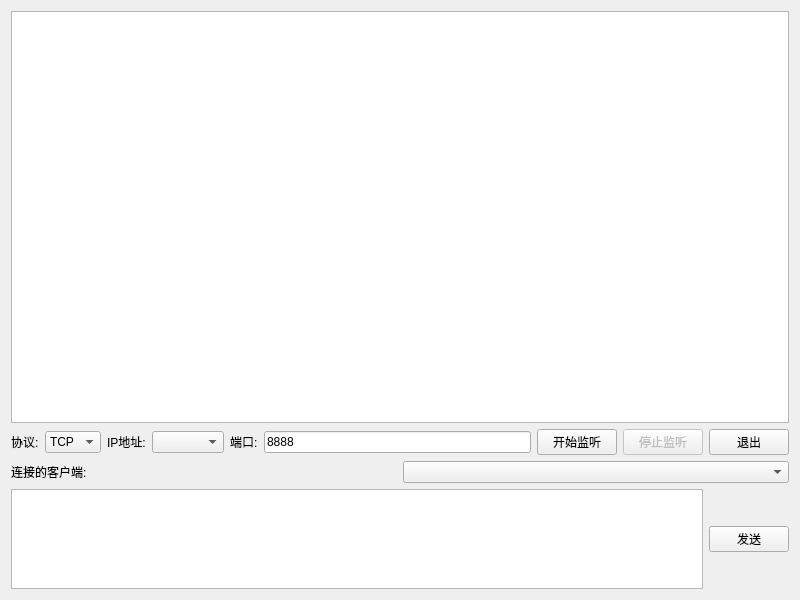
xiaoheizi112/TCP-Network-Debugging-Assistant, file TcpServer/widget.ui: the form before one commit.
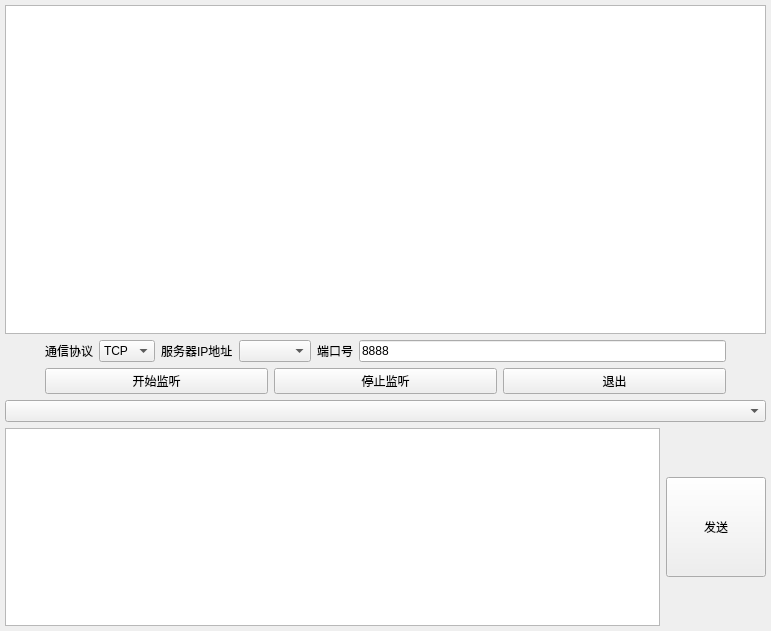
The form after the commit. Icons and pictures are not drawn. Custom widgets are drawn as their Qt base class.

The edit to the form file:
```diff
--- a/TcpServer/widget.ui
+++ b/TcpServer/widget.ui
@@ -6,32 +6,72 @@
    <rect>
     <x>0</x>
     <y>0</y>
-    <width>800</width>
-    <height>600</height>
+    <width>771</width>
+    <height>631</height>
    </rect>
   </property>
   <property name="windowTitle">
-   <string>TCP服务器调试助手</string>
+   <string>网络调试助手服务端-学渣出品</string>
   </property>
-  <layout class="QVBoxLayout" name="verticalLayout">
+  <property name="windowIcon">
+   <iconset resource="src.qrc">
+    <normaloff>:/img/server.png</normaloff>:/img/server.png</iconset>
+  </property>
+  <property name="toolTipDuration">
+   <number>-3</number>
+  </property>
+  <widget class="QWidget" name="layoutWidget">
+   <property name="geometry">
+    <rect>
+     <x>0</x>
+     <y>0</y>
+     <width>771</width>
+     <height>631</height>
+    </rect>
+   </property>
+   <layout class="QVBoxLayout" name="verticalLayout" stretch="5,1,1,0,3">
+    <property name="leftMargin">
+     <number>5</number>
+    </property>
+    <property name="topMargin">
+     <number>5</number>
+    </property>
+    <property name="rightMargin">
+     <number>5</number>
+    </property>
+    <property name="bottomMargin">
+     <number>5</number>
+    </property>
    <item>
-    <widget class="QTextEdit" name="textEdit">
-     <property name="readOnly">
-      <bool>true</bool>
-     </property>
-    </widget>
+     <widget class="QTextEdit" name="textEditRev"/>
    </item>
    <item>
     <layout class="QHBoxLayout" name="horizontalLayout">
+      <item>
+       <spacer name="horizontalSpacer">
+        <property name="orientation">
+         <enum>Qt::Horizontal</enum>
+        </property>
+        <property name="sizeType">
+         <enum>QSizePolicy::Fixed</enum>
+        </property>
+        <property name="sizeHint" stdset="0">
+         <size>
+          <width>40</width>
+          <height>20</height>
+         </size>
+        </property>
+       </spacer>
+      </item>
      <item>
       <widget class="QLabel" name="label">
        <property name="text">
-        <string>协议:</string>
+         <string>通信协议</string>
        </property>
       </widget>
      </item>
      <item>
-      <widget class="QComboBox" name="comboBox_3">
+       <widget class="QComboBox" name="comboBoxProt">
        <item>
         <property name="text">
          <string>TCP</string>
@@ -47,81 +87,124 @@
      <item>
       <widget class="QLabel" name="label_2">
        <property name="text">
-        <string>IP地址:</string>
+         <string>服务器IP地址</string>
        </property>
       </widget>
      </item>
      <item>
-      <widget class="QComboBox" name="comboBox"/>
+       <widget class="QComboBox" name="comboBoxAddr"/>
      </item>
      <item>
       <widget class="QLabel" name="label_3">
        <property name="text">
-        <string>端口:</string>
+         <string>端口号</string>
        </property>
       </widget>
      </item>
      <item>
-      <widget class="QLineEdit" name="lineEdit">
+       <widget class="QLineEdit" name="lineEditPort">
        <property name="text">
         <string>8888</string>
        </property>
       </widget>
      </item>
      <item>
-      <widget class="QPushButton" name="pushButton">
+       <spacer name="horizontalSpacer_2">
+        <property name="orientation">
+         <enum>Qt::Horizontal</enum>
+        </property>
+        <property name="sizeType">
+         <enum>QSizePolicy::Fixed</enum>
+        </property>
+        <property name="sizeHint" stdset="0">
+         <size>
+          <width>40</width>
+          <height>20</height>
+         </size>
+        </property>
+       </spacer>
+      </item>
+     </layout>
+    </item>
+    <item>
+     <layout class="QHBoxLayout" name="horizontalLayout_2">
+      <item>
+       <spacer name="horizontalSpacer_3">
+        <property name="orientation">
+         <enum>Qt::Horizontal</enum>
+        </property>
+        <property name="sizeType">
+         <enum>QSizePolicy::Fixed</enum>
+        </property>
+        <property name="sizeHint" stdset="0">
+         <size>
+          <width>40</width>
+          <height>20</height>
+         </size>
+        </property>
+       </spacer>
+      </item>
+      <item>
+       <widget class="QPushButton" name="btnStartListen">
        <property name="text">
         <string>开始监听</string>
        </property>
       </widget>
      </item>
      <item>
-      <widget class="QPushButton" name="pushButton_2">
+       <widget class="QPushButton" name="btnStopListen">
        <property name="text">
         <string>停止监听</string>
        </property>
-       <property name="enabled">
-        <bool>false</bool>
-       </property>
       </widget>
      </item>
      <item>
-      <widget class="QPushButton" name="pushButton_4">
+       <widget class="QPushButton" name="btnLineOut">
        <property name="text">
         <string>退出</string>
        </property>
       </widget>
      </item>
+      <item>
+       <spacer name="horizontalSpacer_4">
+        <property name="orientation">
+         <enum>Qt::Horizontal</enum>
+        </property>
+        <property name="sizeType">
+         <enum>QSizePolicy::Fixed</enum>
+        </property>
+        <property name="sizeHint" stdset="0">
+         <size>
+          <width>40</width>
+          <height>20</height>
+         </size>
+        </property>
+       </spacer>
+      </item>
     </layout>
    </item>
    <item>
-    <layout class="QHBoxLayout" name="horizontalLayout_2">
+     <widget class="MyComboBox" name="comboBoxChildren">
      <item>
-      <widget class="QLabel" name="label_4">
        <property name="text">
-        <string>连接的客户端:</string>
+        <string/>
        </property>
-      </widget>
-     </item>
-     <item>
-      <widget class="MyComboBox" name="comboBox_2"/>
-     </item>
-    </layout>
+      </item>
+     </widget>
    </item>
    <item>
     <layout class="QHBoxLayout" name="horizontalLayout_3">
      <item>
-      <widget class="QTextEdit" name="textEdit_2">
-       <property name="maximumSize">
+       <widget class="QTextEdit" name="textEditSend"/>
+      </item>
+      <item>
+       <widget class="QPushButton" name="btnSend">
+        <property name="minimumSize">
         <size>
-         <width>16777215</width>
+          <width>100</width>
          <height>100</height>
         </size>
        </property>
-      </widget>
-     </item>
-     <item>
-      <widget class="QPushButton" name="pushButton_3">
        <property name="text">
         <string>发送</string>
        </property>
@@ -131,6 +214,7 @@
    </item>
   </layout>
  </widget>
+ </widget>
  <customwidgets>
   <customwidget>
    <class>MyComboBox</class>
```
Left out of the diff: 6 changed lines with no effect on the pictures. Lines whose indentation alone changed are shown as unchanged.
